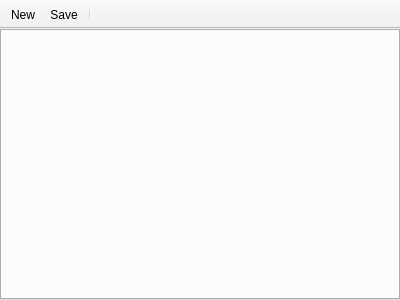
The window that src/mainwindow.ui (medo64/QText) describes before a commit, drawn with Qt 5.
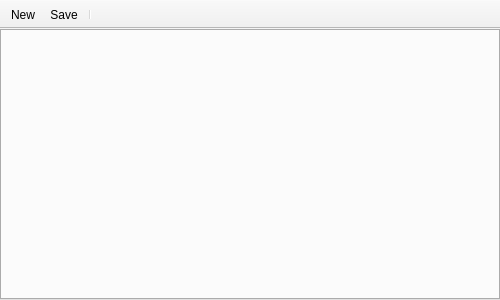
The same window after the commit. Icons and pictures are not drawn.

The edit to the form file:
```diff
--- a/src/mainwindow.ui
+++ b/src/mainwindow.ui
@@ -6,7 +6,7 @@
    <rect>
     <x>0</x>
     <y>0</y>
-    <width>400</width>
+    <width>500</width>
     <height>300</height>
    </rect>
   </property>
@@ -65,6 +65,9 @@
      <height>16</height>
     </size>
    </property>
+   <property name="toolButtonStyle">
+    <enum>Qt::ToolButtonIconOnly</enum>
+   </property>
    <property name="floatable">
     <bool>false</bool>
    </property>
@@ -86,6 +89,9 @@
    <property name="text">
     <string>&amp;New</string>
    </property>
+   <property name="iconText">
+    <string>New</string>
+   </property>
    <property name="toolTip">
     <string>New file</string>
    </property>
```
